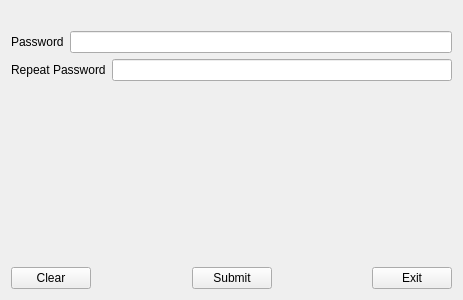
This is Entrega3/MyForm.ui in nilfm/fib-idi as Qt 5 draws it before an edit. The edited form follows.
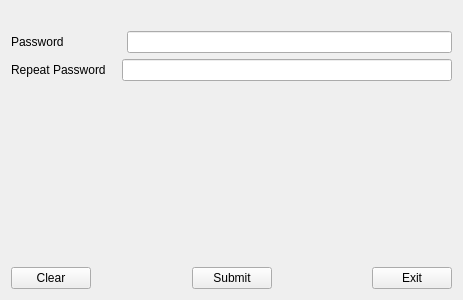
This is the edited form. Custom widgets are drawn as their Qt base class.

```diff
--- a/Entrega3/MyForm.ui
+++ b/Entrega3/MyForm.ui
@@ -29,12 +29,16 @@
      <item>
       <widget class="QLabel" name="label">
        <property name="text">
-        <string>Password</string>
+        <string>Password                 </string>
        </property>
       </widget>
      </item>
      <item>
-      <widget class="QLineEdit" name="lineEdit"/>
+      <widget class="QLineEdit" name="lineEdit">
+       <property name="echoMode">
+        <enum>QLineEdit::Password</enum>
+       </property>
+      </widget>
      </item>
     </layout>
    </item>
@@ -43,12 +47,16 @@
      <item>
       <widget class="QLabel" name="label_2">
        <property name="text">
-        <string>Repeat Password</string>
+        <string>Repeat Password   </string>
        </property>
       </widget>
      </item>
      <item>
-      <widget class="QLineEdit" name="lineEdit_2"/>
+      <widget class="QLineEdit" name="lineEdit_2">
+       <property name="echoMode">
+        <enum>QLineEdit::Password</enum>
+       </property>
+      </widget>
      </item>
     </layout>
    </item>
```
Left out of the diff: 220 changed lines with no effect on the pictures.
